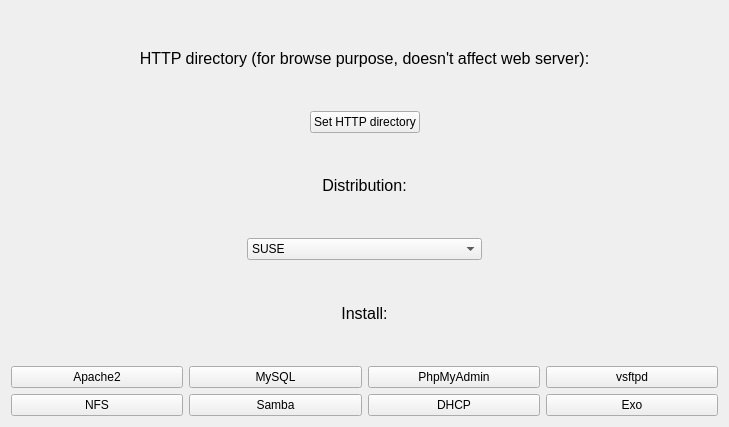
First picture: the form in settings_window.ui, repository kubekpop/slm, before the edit.
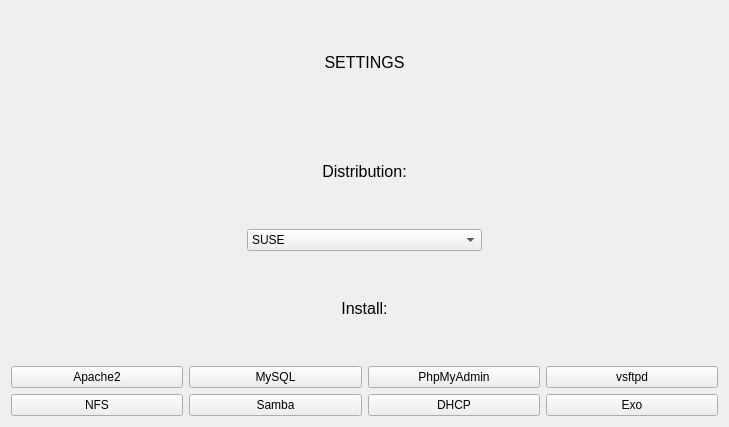
Second picture: the form after the edit. Icons and pictures are not drawn.

What changed in the file:
```diff
--- a/settings_window.ui
+++ b/settings_window.ui
@@ -22,53 +22,13 @@
       </font>
      </property>
      <property name="text">
-      <string>HTTP directory (for browse purpose, doesn't affect web server):</string>
+      <string>SETTINGS</string>
      </property>
      <property name="alignment">
       <set>Qt::AlignCenter</set>
      </property>
     </widget>
    </item>
-   <item>
-    <layout class="QHBoxLayout" name="http_dir_layout">
-     <item>
-      <spacer name="http_dir_spacer_1">
-       <property name="orientation">
-        <enum>Qt::Horizontal</enum>
-       </property>
-       <property name="sizeHint" stdset="0">
-        <size>
-         <width>40</width>
-         <height>20</height>
-        </size>
-       </property>
-      </spacer>
-     </item>
-     <item>
-      <widget class="QPushButton" name="http_dir">
-       <property name="styleSheet">
-        <string notr="true"/>
-       </property>
-       <property name="text">
-        <string>Set HTTP directory</string>
-       </property>
-      </widget>
-     </item>
-     <item>
-      <spacer name="http_dir_spacer_2">
-       <property name="orientation">
-        <enum>Qt::Horizontal</enum>
-       </property>
-       <property name="sizeHint" stdset="0">
-        <size>
-         <width>40</width>
-         <height>20</height>
-        </size>
-       </property>
-      </spacer>
-     </item>
-    </layout>
-   </item>
    <item>
     <widget class="QLabel" name="distribution_label">
      <property name="font">
```
Left out of the diff: 12 changed lines with no effect on the pictures.
